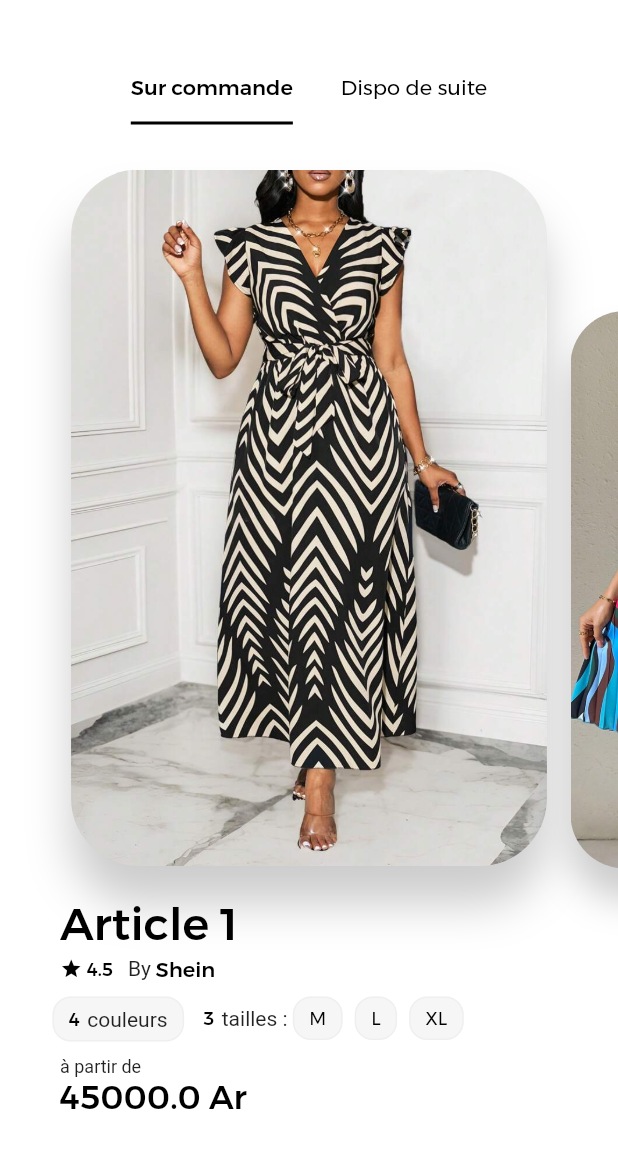
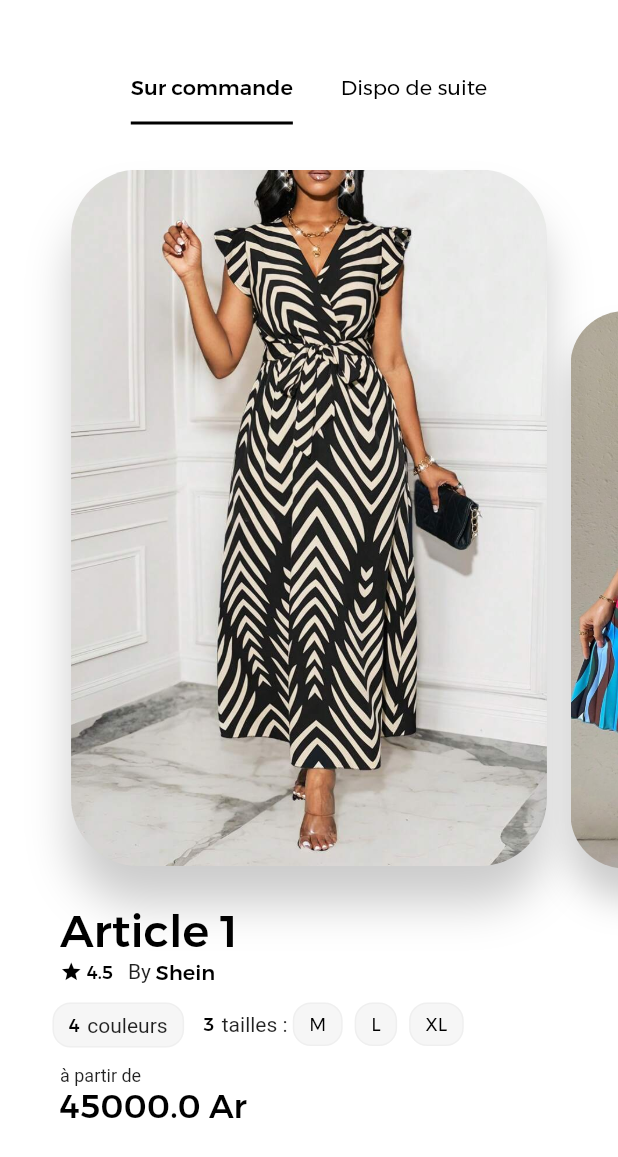
Before and after one commit to schorio/shein_mg, a Flutter app: the screen it shows after launch, on a phone screen of 412 x 824 dp. Shown: the top 1157 px of the screen. Run offline on Flutter 3.47's test engine with Material 2 defaults, Android fonts, the phone set to English and light mode, and no system bars; our stand-ins replace palette_generator.

Commit message:
fix les espacements entre les infos sur le slider

```diff
--- a/shein_mg_app/lib/presentation/widget/card_slider_widget.dart
+++ b/shein_mg_app/lib/presentation/widget/card_slider_widget.dart
@@ -71,7 +71,7 @@ class _CardSliderWidgetState extends State<CardSliderWidget> {
     return Column(
       children: [
         pochette(context, widget.indexTab),
-        const SizedBox(height: 20),
+        const SizedBox(height: 25),
         title(),
       ],
     );
@@ -92,9 +92,9 @@ class _CardSliderWidgetState extends State<CardSliderWidget> {
               crossAxisAlignment: CrossAxisAlignment.start,
               children: [
                 TitreArtWidget(article: article, couleur: widget.color),
-                const SizedBox(height: 10),
+                const SizedBox(height: 12),
                 ModeleWidget(article: article, couleur: widget.color),
-                const SizedBox(height: 10),
+                const SizedBox(height: 12),
                 PrixArtWidget(article: article, widget: widget),
               ],
             ),
--- a/shein_mg_app/lib/presentation/widget/titre_art_widget.dart
+++ b/shein_mg_app/lib/presentation/widget/titre_art_widget.dart
@@ -35,7 +35,6 @@ class TitreArtWidget extends StatelessWidget {
               fontFamily: 'MontSerrat_2',
             ),
           ),
-          const SizedBox(height: 3),
           Row(
             children: [
               Icon(Icons.star, color: couleur, size: 15),
```
